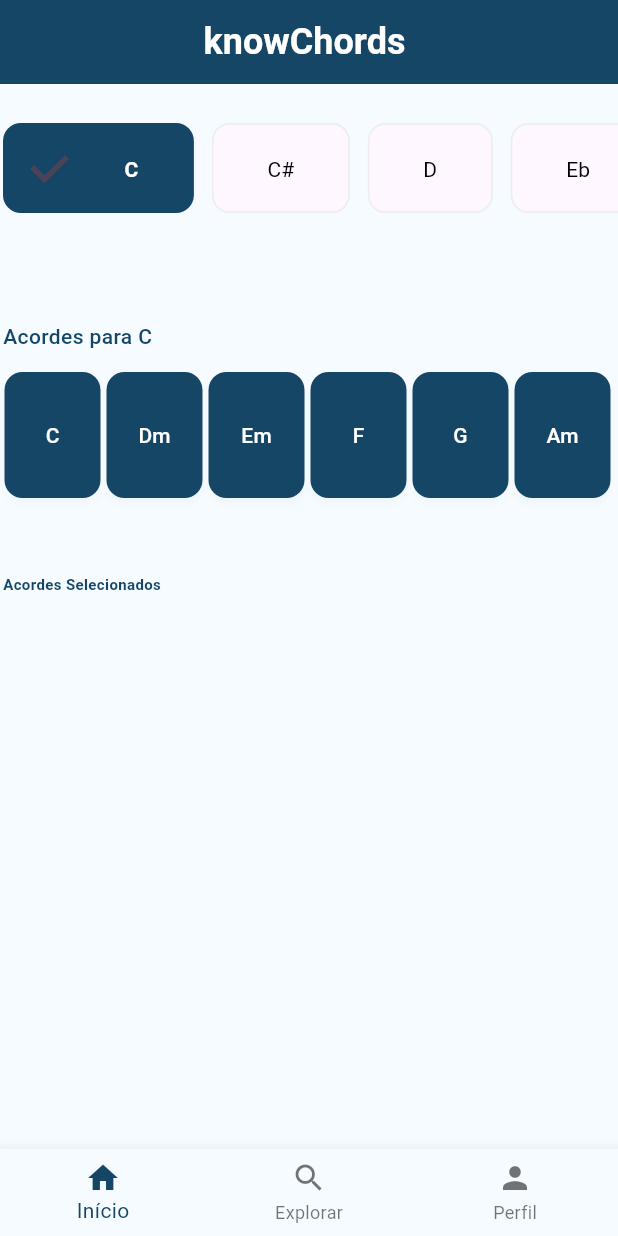
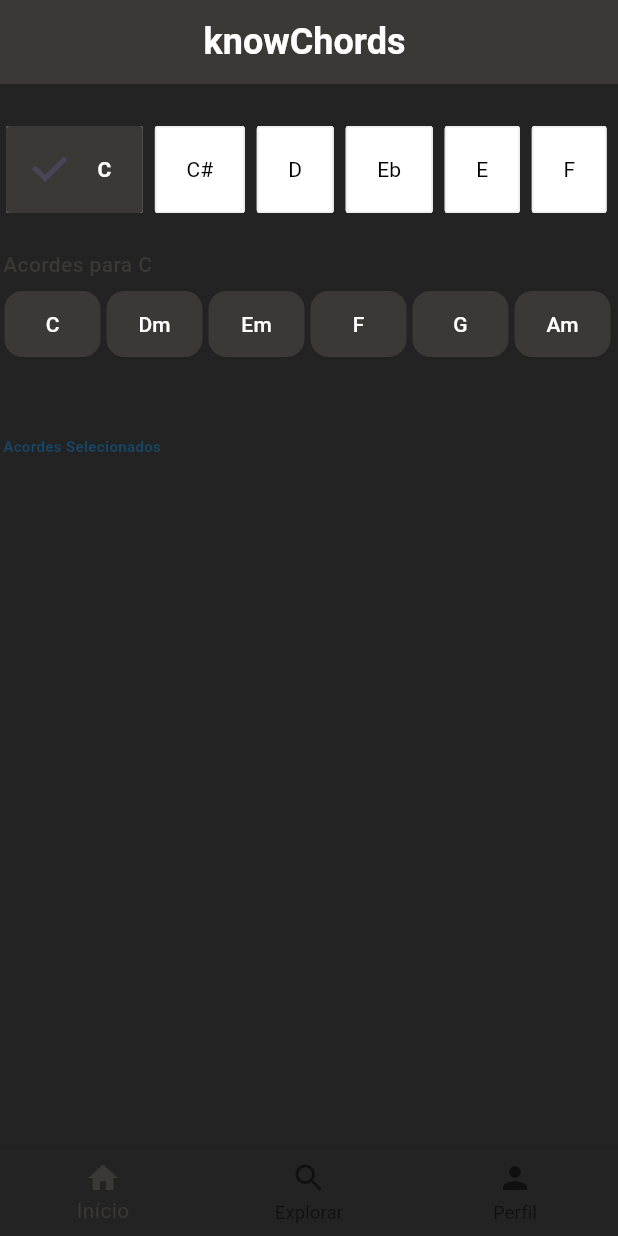
Before and after one commit to felipeollveira/know_chords_simple_app, a Flutter app: the screen it shows after launch, after a tap on an icon or button, on a phone screen of 412 x 824 dp. Run offline on Flutter 3.47's test engine with Material 3 defaults, Android fonts, the phone set to English and light mode, and no system bars.

Commit message:
add up files

```diff
--- a/lib/main.dart
+++ b/lib/main.dart
@@ -14,8 +14,8 @@ class MyApp extends StatelessWidget {
       debugShowCheckedModeBanner: false,
       theme: ThemeData(
         brightness: Brightness.light,
-        primaryColor: const Color(0xFF154666),
-        scaffoldBackgroundColor: const Color(0xFFF5FBFF),
+        primaryColor: const Color(0xFF3B3936),
+        scaffoldBackgroundColor: const Color(0xFF232323),
         fontFamily: 'Roboto',
       ),
       home: const navApp(),
--- a/lib/views/home/header.dart
+++ b/lib/views/home/header.dart
@@ -30,30 +30,30 @@ class _MeuBodyState extends State<MeuBody> {
               style: TextStyle(
                 fontSize: 18,
                 fontWeight: FontWeight.bold,
-                color: Color(0xFF154666),
+                color: Color(0xFF3B3936),
               ),
             ),
           ),
           const SizedBox(height: 0),
           SizedBox(
-            height: 60,
-            child: ListView.separated(
+            height: 62,
+            child: ListView.builder(
               scrollDirection: Axis.horizontal,
               itemCount: tons.length,
-              separatorBuilder: (context, index) => const SizedBox(width: 8),
+              //separatorBuilder: (context, index) => const SizedBox(width: 8),
               itemBuilder: (context, index) {
                 final tom = tons[index];
                 final isSelected = tomSelecionado == tom;
 
                 return Padding(
-                  padding: const EdgeInsets.symmetric(horizontal: 2, vertical: 0), // espaco da margem
+                  padding: const EdgeInsets.symmetric(horizontal: 4, vertical: 0), // espaco da margem
                   child: ChoiceChip(
                     label: Padding(
-                      padding: const EdgeInsets.symmetric(horizontal: 20, vertical: 12),
+                      padding: const EdgeInsets.symmetric(horizontal: 4, vertical: 10),
                       child: Text(tom),
                     ),
                     selected: isSelected,
-                    selectedColor: const Color(0xFF154666),
+                    selectedColor: const Color(0xFF3B3936),
                     onSelected: (selected) {
                       setState(() {
                         tomSelecionado = selected ? tom : null;
@@ -64,7 +64,8 @@ class _MeuBodyState extends State<MeuBody> {
 
                       });
                     },
-                    shape: RoundedRectangleBorder(borderRadius: BorderRadius.circular(12)),
+                    shape: RoundedRectangleBorder(borderRadius: BorderRadius.circular(2)),
+                    backgroundColor: Colors.white,
                     side: BorderSide(color: isSelected ? Colors.transparent : Colors.grey.shade200),
                     labelStyle: TextStyle(
                       color: isSelected ? Colors.white : Colors.black,
@@ -76,7 +77,7 @@ class _MeuBodyState extends State<MeuBody> {
             ),
           ),
           if (tomSelecionado != null) ...[
-            const SizedBox(height: 72),
+            const SizedBox(height: 22),
             Padding(
               padding: const EdgeInsets.symmetric(horizontal: 2),
               child: Text(
@@ -88,7 +89,7 @@ class _MeuBodyState extends State<MeuBody> {
                 ),
               ),
             ),
-            const SizedBox(height: 8),
+            const SizedBox(height: 0),
 
     Padding(
     padding: const EdgeInsets.symmetric(vertical: 6.0, horizontal: 3), // Padding vertical reduzido
@@ -97,7 +98,7 @@ class _MeuBodyState extends State<MeuBody> {
     runSpacing: 4.0, // Espaçamento vertical entre as linhas do Wrap
     children: List.generate(acordesDoTom.length, (index) {
     final acorde = acordesDoTom[index];
-    final isSelected = acordesSelecionadosIndices.contains(index);
+    //final isSelected = acordesSelecionadosIndices.contains(index);
 
     return ElevatedButton(
     onPressed: () {
@@ -106,8 +107,8 @@ class _MeuBodyState extends State<MeuBody> {
     });
     },
     style: ElevatedButton.styleFrom(
-    backgroundColor:const Color(0xFF154666),
-    padding: const EdgeInsets.symmetric(horizontal: 16, vertical: 32), // Padding do botão ajustado
+    backgroundColor:const Color(0xFF3B3936),
+    padding: const EdgeInsets.symmetric(horizontal: 10, vertical: 12), // Padding do botão ajustado
     shape: RoundedRectangleBorder(
     borderRadius: BorderRadius.circular(12.0),
     ),
```
